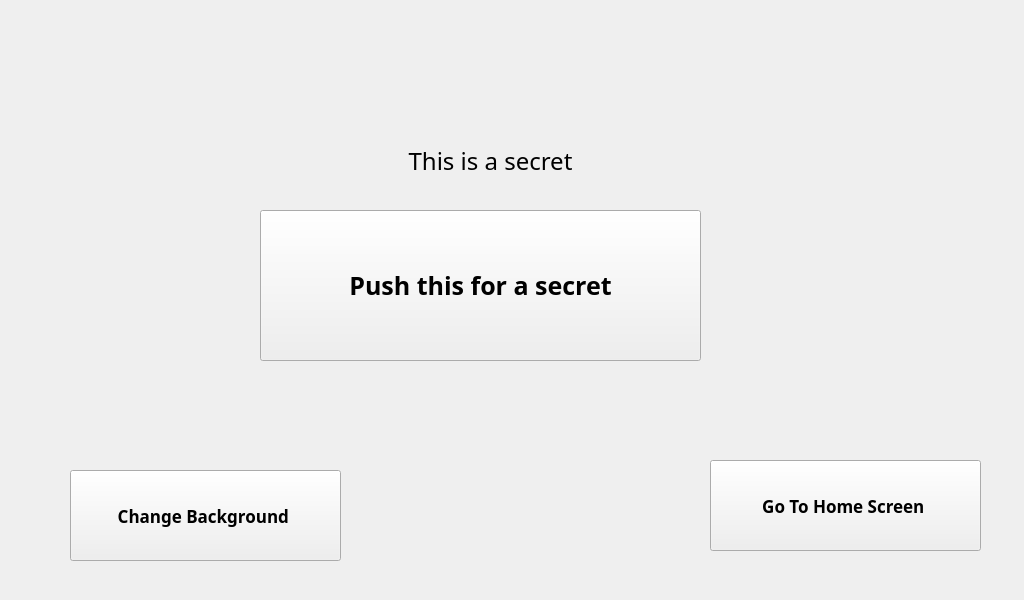
Before: the Qt Designer form qt_designer_files/launch_screen_designer.ui in hayrayl/photobooth, drawn with Qt 5.
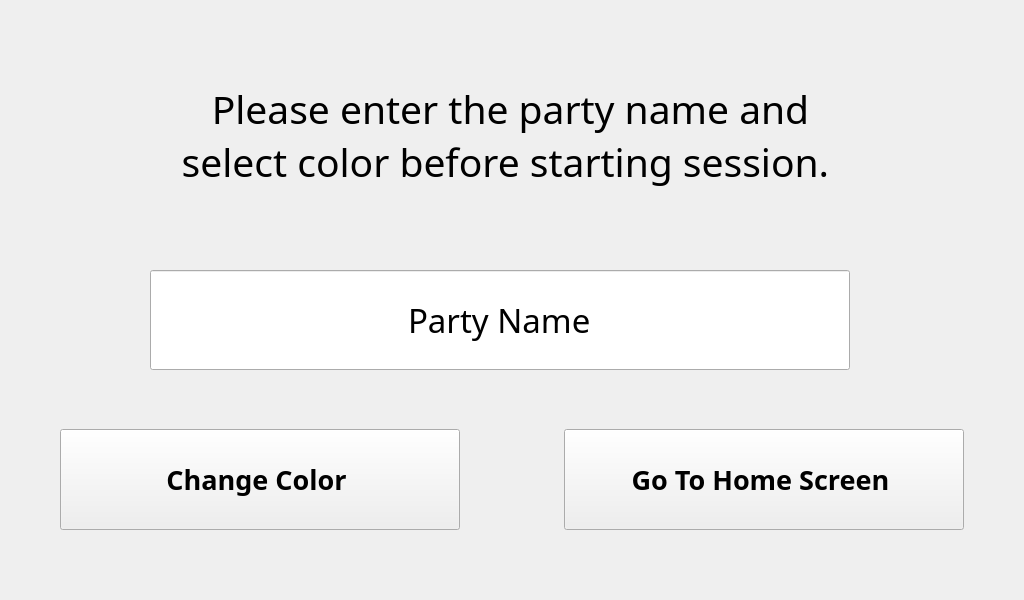
After: the same form once the commit is applied.

Patch:
```diff
--- a/qt_designer_files/launch_screen_designer.ui
+++ b/qt_designer_files/launch_screen_designer.ui
@@ -13,27 +13,6 @@
   <property name="windowTitle">
    <string>Form</string>
   </property>
-  <widget class="QPushButton" name="pushButton_test">
-   <property name="geometry">
-    <rect>
-     <x>260</x>
-     <y>210</y>
-     <width>441</width>
-     <height>151</height>
-    </rect>
-   </property>
-   <property name="font">
-    <font>
-     <family>Pacifico</family>
-     <pointsize>19</pointsize>
-     <weight>75</weight>
-     <bold>true</bold>
-    </font>
-   </property>
-   <property name="text">
-    <string>Push this for a secret</string>
-   </property>
-  </widget>
   <widget class="QLabel" name="background">
    <property name="geometry">
     <rect>
@@ -50,22 +29,23 @@
   <widget class="QLabel" name="label_test">
    <property name="geometry">
     <rect>
-     <x>270</x>
-     <y>110</y>
-     <width>441</width>
-     <height>101</height>
+     <x>0</x>
+     <y>30</y>
+     <width>1021</width>
+     <height>211</height>
     </rect>
    </property>
    <property name="font">
     <font>
      <family>Pacifico</family>
-     <pointsize>18</pointsize>
+     <pointsize>29</pointsize>
      <weight>50</weight>
      <bold>false</bold>
     </font>
    </property>
    <property name="text">
-    <string>This is a secret</string>
+    <string>Please enter the party name and
+select color before starting session. </string>
    </property>
    <property name="alignment">
     <set>Qt::AlignCenter</set>
@@ -74,16 +54,16 @@
   <widget class="QPushButton" name="pushButton_to_home">
    <property name="geometry">
     <rect>
-     <x>710</x>
-     <y>460</y>
-     <width>271</width>
-     <height>91</height>
+     <x>564</x>
+     <y>429</y>
+     <width>400</width>
+     <height>101</height>
     </rect>
    </property>
    <property name="font">
     <font>
      <family>Pacifico</family>
-     <pointsize>13</pointsize>
+     <pointsize>20</pointsize>
      <weight>75</weight>
      <bold>true</bold>
     </font>
@@ -95,29 +75,46 @@
   <widget class="QPushButton" name="pushButton_change_background">
    <property name="geometry">
     <rect>
-     <x>70</x>
-     <y>470</y>
-     <width>271</width>
-     <height>91</height>
+     <x>60</x>
+     <y>429</y>
+     <width>400</width>
+     <height>101</height>
     </rect>
    </property>
    <property name="font">
     <font>
      <family>Pacifico</family>
-     <pointsize>13</pointsize>
+     <pointsize>20</pointsize>
      <weight>75</weight>
      <bold>true</bold>
     </font>
    </property>
    <property name="text">
-    <string>Change Background </string>
+    <string>Change Color </string>
    </property>
   </widget>
-  <zorder>background</zorder>
-  <zorder>label_test</zorder>
-  <zorder>pushButton_test</zorder>
-  <zorder>pushButton_to_home</zorder>
-  <zorder>pushButton_change_background</zorder>
+  <widget class="QLineEdit" name="lineEdit_party">
+   <property name="geometry">
+    <rect>
+     <x>150</x>
+     <y>270</y>
+     <width>700</width>
+     <height>100</height>
+    </rect>
+   </property>
+   <property name="font">
+    <font>
+     <family>Pacifico</family>
+     <pointsize>25</pointsize>
+    </font>
+   </property>
+   <property name="text">
+    <string>Party Name</string>
+   </property>
+   <property name="alignment">
+    <set>Qt::AlignCenter</set>
+   </property>
+  </widget>
  </widget>
  <resources/>
  <connections/>
```
